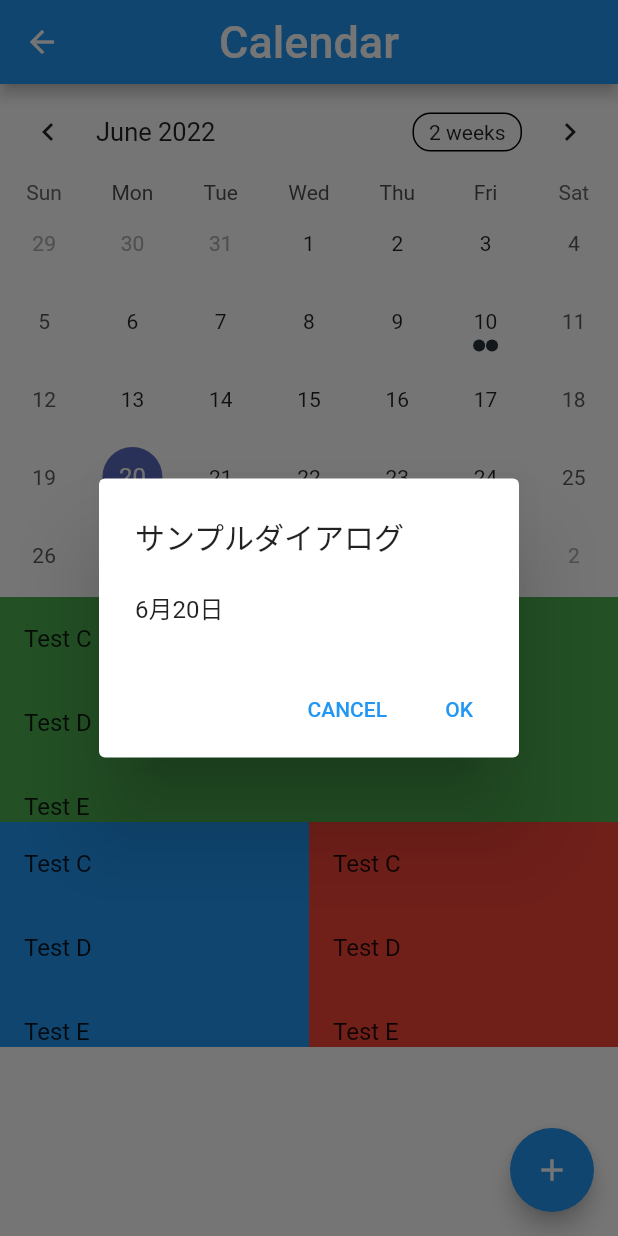
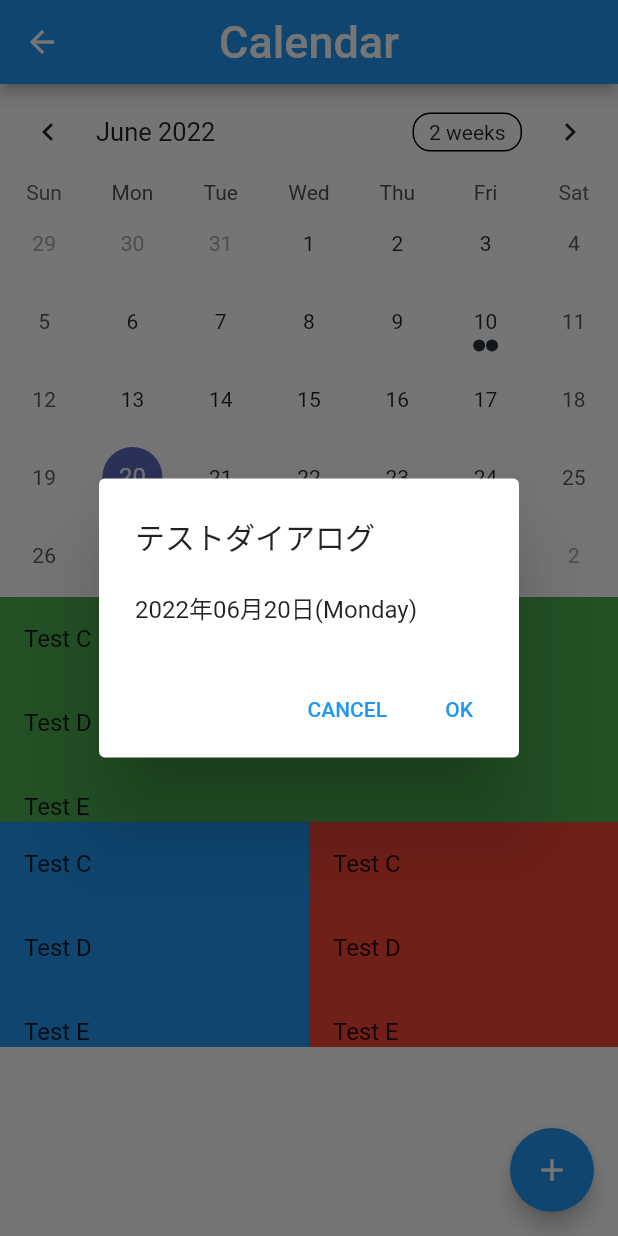
Before and after one commit to takumi-I621/takumi-I621, a Flutter app: the Calendar screen opened directly, after a tap on the "add" icon, on a phone screen of 412 x 824 dp. Run offline on Flutter 3.47's test engine with Material 2 defaults, Android fonts, the phone set to English and light mode, and no system bars; drawn by our look-alikes of table_calendar.

Commit message:
created example.dart

```diff
--- a/lib/Calendar.dart
+++ b/lib/Calendar.dart
@@ -1,14 +1,17 @@
 import 'dart:collection';
 
 import 'package:flutter/material.dart';
+import 'package:intl/intl.dart';
 import 'package:table_calendar/table_calendar.dart';
+import 'package:intl/date_symbol_data_local.dart';
+
 
 class Calendar extends StatefulWidget {
   const Calendar({Key? key}) : super(key: key);
 
-
   @override
   State<Calendar> createState() => _CalendarState();
+
 }
 
 class _CalendarState extends State<Calendar> {
@@ -35,6 +38,10 @@ class _CalendarState extends State<Calendar> {
 
   @override
   Widget build(BuildContext context) {
+
+    // Intlパッケージの利用
+    // 初期化のためのメソッドを追加
+    initializeDateFormatting('ja');
 
     final _events = LinkedHashMap<DateTime, List>(
       equals: isSameDay,
@@ -152,10 +159,10 @@ class _CalendarState extends State<Calendar> {
             context: context,
             builder: (context) {
               return AlertDialog(
-                title: const Text('サンプルダイアログ'),
+                title: const Text('テストダイアログ'),
                 //ダイアログに日付を表示
                 content: Text(
-                    "${_selected!.month}月${_selected?.day}日",
+                  "${DateFormat('yyyy').format(_selected!)}年${DateFormat('MM').format(_selected!)}月${DateFormat('dd').format(_selected!)}日(${DateFormat('EEEE').format(_selected!)})"
                 ),
                 actions: <Widget>[
                   TextButton(
```
Also changed, not shown: lib/example.dart (added, +34 -0 lines), lib/main.dart (+6 -2 lines).
